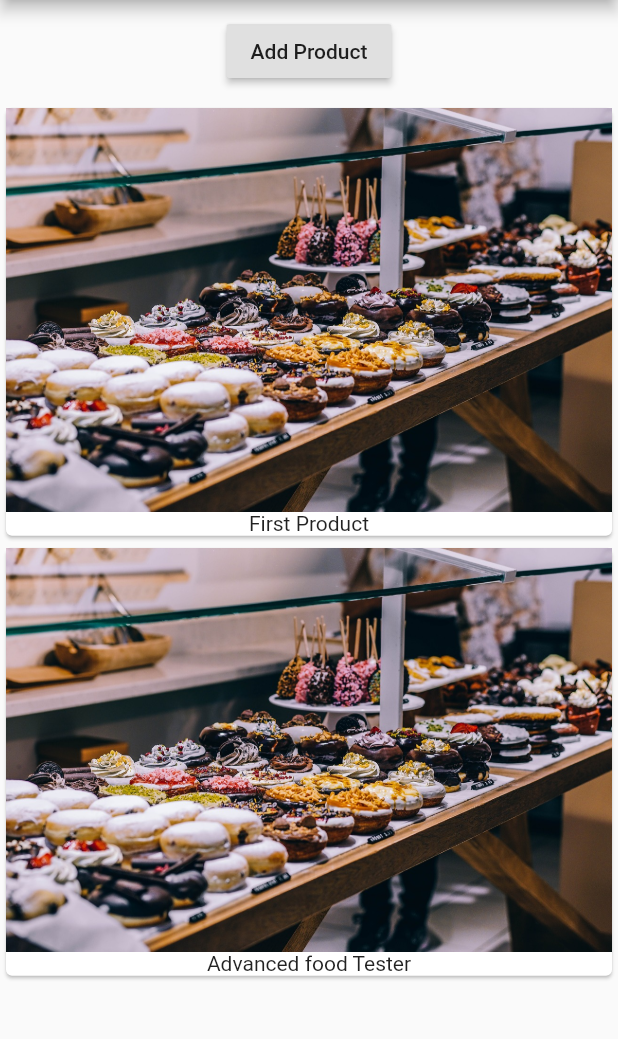
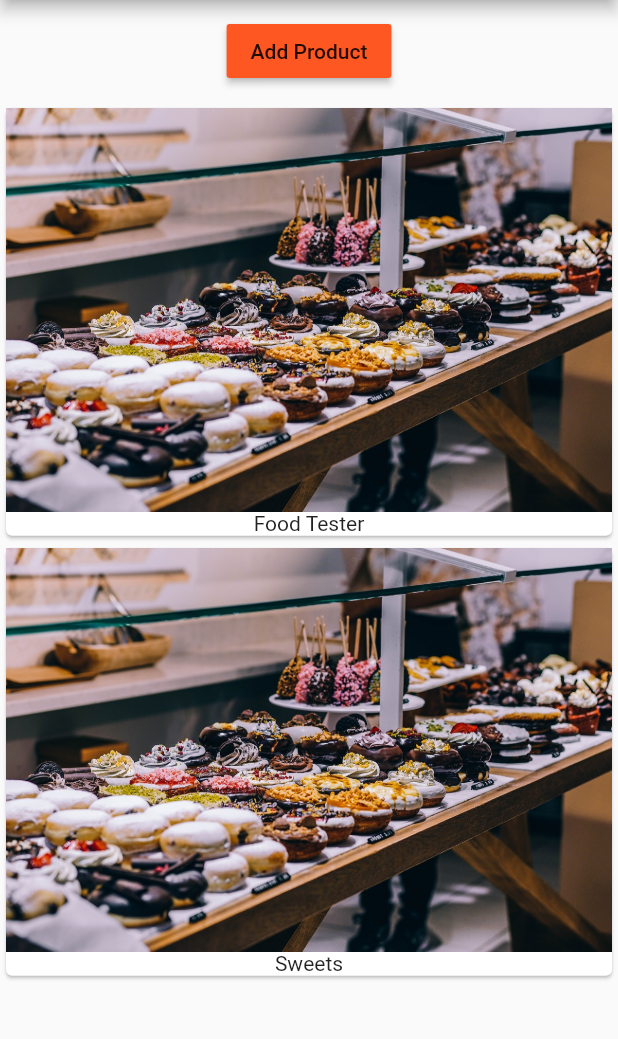
Before and after one commit to weicht/flutter_course, a Flutter app: the screen it shows after launch, after a tap on "Add Product", on a phone screen of 412 x 824 dp, the part 84-1123 px from its top. Run offline on Flutter 3.47's test engine with Material 2 defaults, Android fonts, the phone set to English and light mode, and no system bars.

Commit message:
added listview

```diff
--- a/lib/main.dart
+++ b/lib/main.dart
@@ -8,7 +8,7 @@ import './product_manager.dart';
 //  runApp(MyApp());
 //}
 void main() {
-  debugPaintSizeEnabled = true;
+//  debugPaintSizeEnabled = true;
   runApp(MyApp());
 }
 
@@ -28,7 +28,7 @@ class MyApp extends StatelessWidget {
             appBar: AppBar(
               title: Text('Easy List'),
             ),
-            body: ProductManager('First Product')));
+            body: ProductManager(startingProduct: 'Food Tester')));
   }
 }
 
--- /dev/null
+++ b/lib/product_control.dart
@@ -0,0 +1,18 @@
+import 'package:flutter/material.dart';
+
+class ProductControl extends StatelessWidget {
+  final Function addProduct;
+
+  ProductControl(this.addProduct);
+
+  @override
+  Widget build(BuildContext context) {
+    return RaisedButton(
+      color: Theme.of(context).primaryColor,
+      onPressed: () {
+        addProduct('Sweets');
+      },
+      child: Text('Add Product'),
+    );
+  }
+}
--- a/lib/product_manager.dart
+++ b/lib/product_manager.dart
@@ -1,11 +1,15 @@
 import 'package:flutter/material.dart';
 
 import './products.dart';
+import './product_control.dart';
 
 class ProductManager extends StatefulWidget {
   final String startingProduct;
 
-  ProductManager(this.startingProduct);
+  ProductManager({this.startingProduct = 'Sweets Tester'}) {
+    print('[ProductManager Widget] Constructor');
+  }
+
   @override
   State<StatefulWidget> createState() {
     // TODO: implement createState
@@ -19,8 +23,20 @@ class _ProductManagerState extends State<ProductManager> {
   @override
   void initState() {
     super.initState();
-    // TODO: implement initState
     _products.add(widget.startingProduct);
+  }
+
+  @override
+  void didUpdateWidget(ProductManager oldWidget) {
+    print('[ProductManager State] didUpdateWidget()');
+    super.didUpdateWidget(oldWidget);
+  }
+
+  void _addProduct(String product) {
+    setState(() {
+      _products.add(product);
+    });
+    print(_products);
   }
 
   @override
@@ -29,14 +45,13 @@ class _ProductManagerState extends State<ProductManager> {
     return Column(children: [
       Container(
           margin: EdgeInsets.all(10.0),
-          child: RaisedButton(
-              child: Text('Add Product'),
-              onPressed: () {
-                setState(() {
-                  _products.add('Advanced food Tester');
-                });
-              })),
-      Products(_products)
+          child: ProductControl(_addProduct),
+      ),
+//      Container(
+//        height: 300.0,
+      Expanded(
+        child: Products(_products)
+      )
     ]);
   }
 }
--- a/lib/products.dart
+++ b/lib/products.dart
@@ -5,12 +5,14 @@ class Products extends StatelessWidget {
   // replace it and build will be called again
   final List <String> products;
 
-  Products(this.products);
+  Products([this.products = const []]) {
+    print('[Products Widget] Constructor');
+  }
 
   @override
   Widget build(BuildContext context) {
     // TODO: implement build
-    return Column(
+    return ListView(
       children: products.map((element) => Card(
         child: Column(
           children: <Widget>[
```
